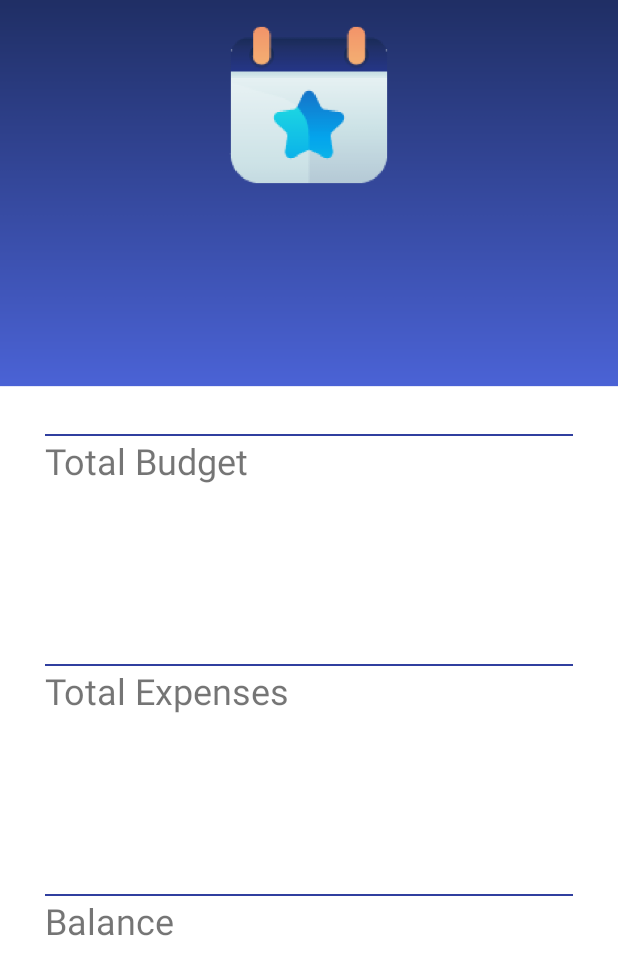
After one commit to imalK96/budgetApp, an Android app: the ViewReport screen opened directly, with no data from a screen before it, on a phone screen of 412 x 824 dp. The commit adds this screen. Shown: the top 975 px of the screen. Run offline under Robolectric (Android 15) with nearby library versions, the phone set to English and light mode, and no system bars; our stand-ins replace Firebase (no records; nobody signed in at launch, a user with empty details on screens opened directly).

Commit message:
report half done

```diff
--- a/app/src/main/AndroidManifest.xml
+++ b/app/src/main/AndroidManifest.xml
@@ -11,7 +11,8 @@
         android:roundIcon="@mipmap/ic_launcher_round"
         android:supportsRtl="true"
         android:theme="@style/AppTheme">
-        <activity android:name=".EditBudget"></activity>
+        <activity android:name=".ViewReport"></activity>
+        <activity android:name=".EditBudget" />
         <activity android:name=".CreateBudgetMenu" />
         <activity android:name=".updateCredentials" />
         <activity android:name="com.example.thanuja.fragments.ThanujaMain" />
--- a/app/src/main/java/com/example/imal/MainActivity.java
+++ b/app/src/main/java/com/example/imal/MainActivity.java
@@ -51,6 +51,12 @@ public class MainActivity extends AppCompatActivity {
         startActivity(addCategory);
     }
 
+    public void viewreports(View v){
+
+        Intent addCategory = new Intent(getBaseContext(), ViewReport.class);
+        startActivity(addCategory);
+    }
+
     //thanuja added
     public void addExpensesNav(View v){
         Intent addExpIntent = new Intent(this, ThanujaMain.class);
--- /dev/null
+++ b/app/src/main/java/com/example/imal/ViewReport.java
@@ -0,0 +1,63 @@
+package com.example.imal;
+
+import androidx.annotation.NonNull;
+import androidx.appcompat.app.AppCompatActivity;
+
+import android.os.Bundle;
+import android.widget.TextView;
+import android.widget.Toast;
+
+import com.google.firebase.auth.FirebaseAuth;
+import com.google.firebase.auth.FirebaseUser;
+import com.google.firebase.database.DataSnapshot;
+import com.google.firebase.database.DatabaseError;
+import com.google.firebase.database.DatabaseReference;
+import com.google.firebase.database.FirebaseDatabase;
+import com.google.firebase.database.ValueEventListener;
+
+public class ViewReport extends AppCompatActivity {
+    private FirebaseAuth firebaseAuth; /*1*/
+    DatabaseReference readRef,upRef;
+    FirebaseUser user =null;/*3*/
+    TextView etsal, etother, etbank, reportbuddis, reportbaldis;
+    EnterBudgetDB enterbudget;
+
+    @Override
+    protected void onCreate(Bundle savedInstanceState) {
+        super.onCreate(savedInstanceState);
+        setContentView(R.layout.activity_view_report);
+        firebaseAuth = FirebaseAuth.getInstance();/*2*/
+        user =firebaseAuth.getCurrentUser();/*3*/
+        reportbuddis= findViewById(R.id.reportbuddis);
+        reportbaldis= findViewById(R.id.reportbaldis);
+        show();
+    }
+
+
+    public  void show(){
+        readRef = FirebaseDatabase.getInstance().getReference().child("Budget").child(user.getUid());
+        readRef.addListenerForSingleValueEvent(new ValueEventListener() {
+            @Override
+            public void onDataChange(@NonNull DataSnapshot dataSnapshot) {
+
+                if (dataSnapshot.hasChildren()){
+                    for (DataSnapshot ds : dataSnapshot.getChildren()) {
+
+                        double totbud = Double.parseDouble((ds.child("salary").getValue().toString()))+Double.parseDouble((ds.child("income").getValue().toString()))+ Double.parseDouble((ds.child("interest").getValue().toString()));
+                        reportbuddis.setText(Double.toString(totbud));
+
+                    }
+
+                }else{
+                    Toast.makeText(getApplicationContext(),"No Data to Display",Toast.LENGTH_SHORT).show();
+                }
+
+            }
+
+            @Override
+            public void onCancelled(@NonNull DatabaseError databaseError) {
+
+            }
+        });
+    }
+}
--- a/app/src/main/res/layout/activity_main.xml
+++ b/app/src/main/res/layout/activity_main.xml
@@ -178,6 +178,7 @@
                     android:layout_width="match_parent"
                     android:layout_height="match_parent"
                     android:gravity="center"
+                    android:onClick="viewreports"
                     android:orientation="vertical"
                     android:padding="16dp">
 
@@ -185,6 +186,7 @@
                         android:id="@+id/reportsBtn"
                         android:layout_width="80dp"
                         android:layout_height="80dp"
+                        android:onClick="viewreports"
                         android:src="@drawable/reports" />
 
                     <TextView
--- /dev/null
+++ b/app/src/main/res/layout/activity_view_report.xml
@@ -0,0 +1,152 @@
+
+<RelativeLayout
+
+xmlns:android="http://schemas.android.com/apk/res/android"
+xmlns:app="http://schemas.android.com/apk/res-auto"
+xmlns:tools="http://schemas.android.com/tools"
+android:layout_width="match_parent"
+android:layout_height="match_parent"
+tools:context=".ViewReport"
+android:background="@drawable/bgapps">
+
+<RelativeLayout
+    android:layout_width="match_parent"
+    android:layout_height="match_parent">
+
+    <RelativeLayout
+        android:id="@+id/layout1"
+        android:layout_width="wrap_content"
+        android:layout_height="wrap_content"
+        android:layout_centerHorizontal="true">
+
+        <ImageView
+            android:id="@+id/userImg"
+            android:layout_width="120dp"
+            android:layout_height="120dp"
+            android:layout_marginStart="10dp"
+            android:layout_marginTop="10dp"
+            android:layout_marginEnd="10dp"
+            android:layout_marginBottom="10dp"
+            android:adjustViewBounds="true"
+            android:src="@drawable/bookmark" />
+
+        <TextView
+            android:id="@+id/displayName"
+            android:layout_width="wrap_content"
+            android:layout_height="wrap_content"
+            android:layout_below="@+id/userImg"
+            android:layout_centerHorizontal="true"
+            android:layout_marginTop="15dp"
+            android:textColor="#FFFFFF"
+            android:textSize="32sp" />
+
+    </RelativeLayout>
+
+    <RelativeLayout
+        android:layout_below="@+id/layout1"
+        android:layout_width="match_parent"
+        android:layout_height="match_parent">
+
+        <LinearLayout
+            android:layout_centerInParent="true"
+            android:layout_width="match_parent"
+            android:layout_height="wrap_content"
+            android:layout_marginLeft="30dp"
+            android:layout_marginRight="30dp"
+            android:orientation="vertical"
+            >
+
+            <LinearLayout
+                android:layout_width="match_parent"
+                android:layout_height="153dp"
+                android:orientation="vertical">
+
+
+                <View
+                    android:layout_width="match_parent"
+                    android:layout_height="1dp"
+                    android:layout_marginTop="8dp"
+                    android:background="@color/colorPrimaryDark" />
+
+                <TextView
+                    android:id="@+id/textView4"
+                    android:layout_width="match_parent"
+                    android:layout_height="32dp"
+                    android:text="@string/reportbudget"
+                    android:textSize="24sp" />
+
+                <TextView
+                    android:id="@+id/reportbuddis"
+                    android:layout_width="match_parent"
+                    android:layout_height="80dp"
+                    android:textSize="30sp" />
+
+            </LinearLayout>
+
+            <LinearLayout
+                android:layout_width="match_parent"
+                android:layout_height="153dp"
+                android:orientation="vertical">
+
+                <View
+                    android:layout_width="match_parent"
+                    android:layout_height="1dp"
+                    android:layout_marginTop="8dp"
+                    android:background="@color/colorPrimaryDark"
+                    />
+
+                <TextView
+                    android:id="@+id/textView10"
+                    android:layout_width="match_parent"
+                    android:layout_height="34dp"
+                    android:text="@string/reportexpenses"
+                    android:textSize="24sp" />
+
+                <TextView
+                    android:id="@+id/reportexpdis"
+                    android:layout_width="match_parent"
+                    android:layout_height="68dp"
+                    android:textSize="30sp" />
+
+
+            </LinearLayout>
+
+            <LinearLayout
+                android:layout_width="match_parent"
+                android:layout_height="153dp"
+                android:orientation="vertical">
+
+
+
+                <View
+                    android:layout_width="match_parent"
+                    android:layout_height="1dp"
+                    android:layout_marginTop="8dp"
+                    android:background="@color/colorPrimaryDark" />
+
+                <TextView
+                    android:id="@+id/textView104"
+                    android:layout_width="match_parent"
+                    android:layout_height="32dp"
+                    android:text="@string/reportbal"
+                    android:textSize="24sp" />
+
+                <TextView
+                    android:id="@+id/reportbaldis"
+                    android:layout_width="match_parent"
+                    android:layout_height="80dp"
+                    android:textSize="30sp" />
+
+            </LinearLayout>
+
+        </LinearLayout>
+
+
+
+    </RelativeLayout>
+
+
+</RelativeLayout>
+
+
+</RelativeLayout>
--- a/app/src/main/res/values/strings.xml
+++ b/app/src/main/res/values/strings.xml
@@ -54,6 +54,9 @@
     <string name="sddis">Start Date</string>
     <string name="eddis">End Date</string>
     <string name="dtod">  to  </string>
+    <string name="reportbudget">Total Budget</string>
+    <string name="reportexpenses">Total Expenses</string>
+    <string name="reportbal">Balance</string>
 
 
 </resources>
```
